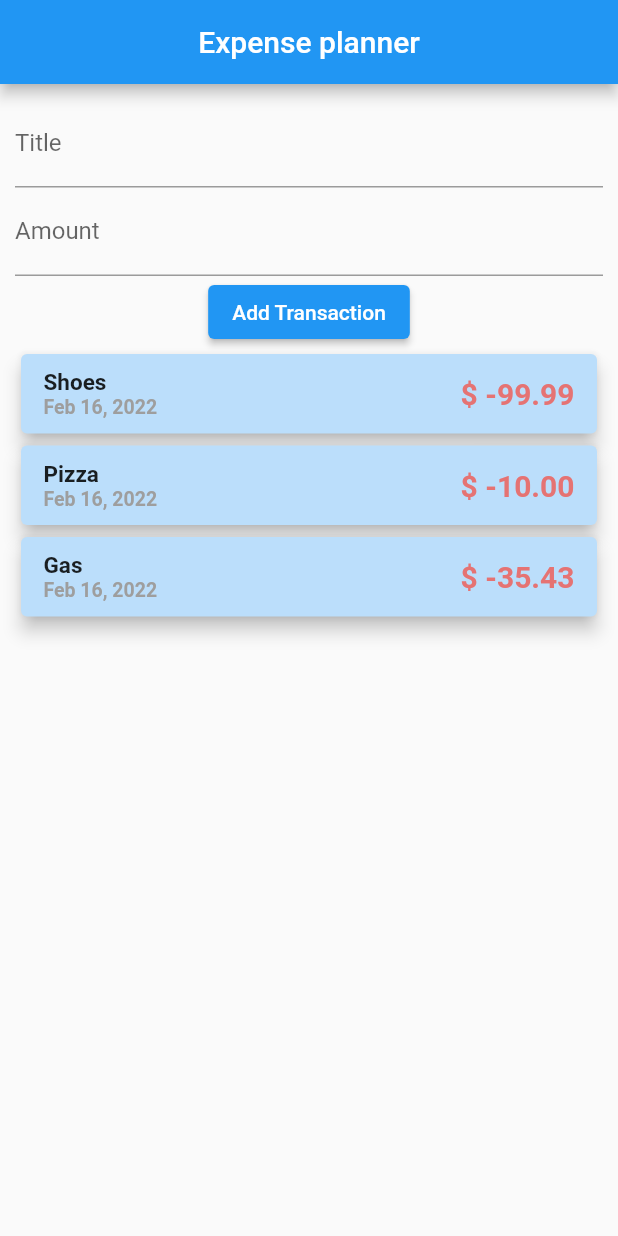
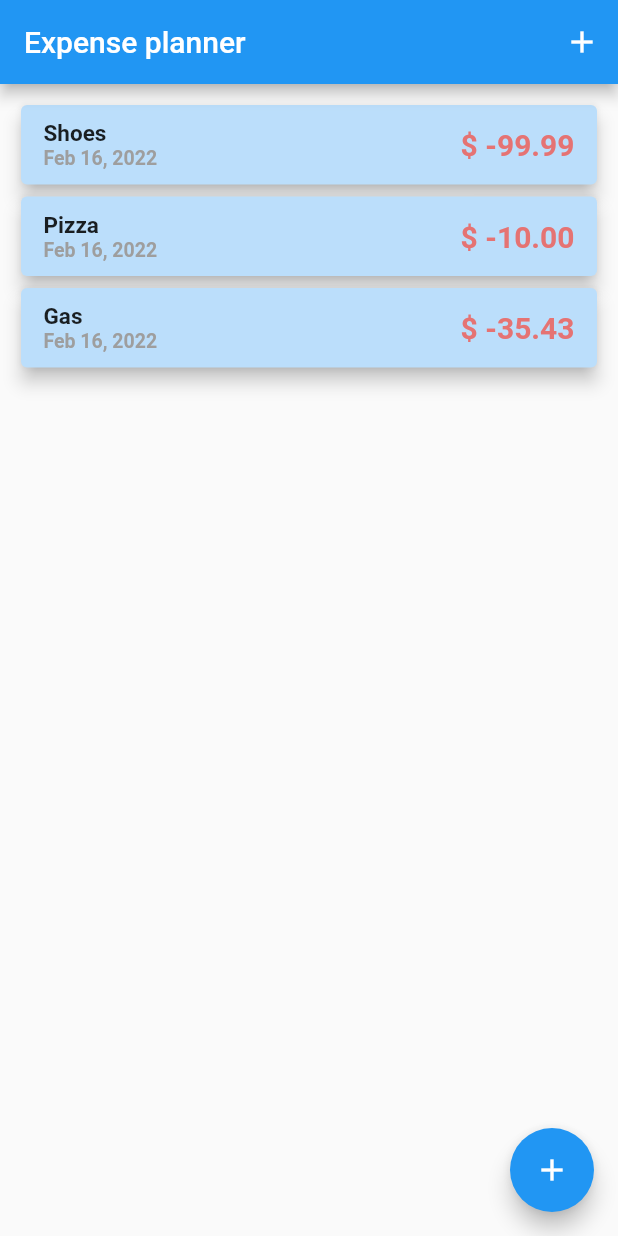
Before and after one commit to jasaplohl/expense_planner, a Flutter app: the screen it shows after launch, on a phone screen of 412 x 824 dp. Run offline on Flutter 3.47's test engine with Material 2 defaults, Android fonts, the phone set to English and light mode, and no system bars.

Commit message:
New transaction form is now on a bottom modal sheet.

```diff
--- a/lib/main.dart
+++ b/lib/main.dart
@@ -1,28 +1,17 @@
 import 'package:flutter/material.dart';
 
-import 'widgets/transaction_page.dart';
+import './widgets/app_content.dart';
 
 void main() {
-  runApp(App());
+  runApp(Main());
 }
 
-class App extends StatelessWidget {
-
-  final String appName = "Expense planner";
+class Main extends StatelessWidget {
 
   @override
   Widget build(BuildContext context) {
     return MaterialApp(
-      home: Scaffold(
-        appBar: AppBar(centerTitle: true, title: Text(appName),),
-        body: SingleChildScrollView(
-          child: Container(
-            child: TransactionPage(),
-            margin: EdgeInsets.all(10),
-          )
-        )
-      )
+      home: AppContent()
     );
   }
-
 }
--- /dev/null
+++ b/lib/widgets/app_content.dart
@@ -0,0 +1,65 @@
+import 'package:flutter/material.dart';
+
+import '../models/transaction.dart';
+import './transaction_input.dart';
+import './transaction_list.dart';
+
+class AppContent extends StatefulWidget {
+
+  @override
+  _AppContentState createState() => _AppContentState();
+
+}
+
+class _AppContentState extends State<AppContent> {
+  final String appName = "Expense planner";
+  final Icon addIcon = const Icon(Icons.add);
+
+  final List<Transaction> _transactions = [
+    Transaction(title: "Shoes", amount: 99.99, timeStamp: DateTime.now()),
+    Transaction(title: "Pizza", amount: 10.00, timeStamp: DateTime.now()),
+    Transaction(title: "Gas", amount: 35.43, timeStamp: DateTime.now()),
+  ];
+
+  void _onNewTransactionClick(BuildContext ctx) {
+    showModalBottomSheet(
+      context: ctx,
+      builder: (_) {
+        return TransactionInput(_addTransaction);
+      }
+    );
+  }
+
+  void _addTransaction(String title, double amount) {
+    Transaction newTransaction = Transaction(title: title, amount: amount, timeStamp: DateTime.now());
+
+    setState(() {
+      _transactions.add(newTransaction);
+    });
+  }
+
+  @override
+  Widget build(BuildContext context) {
+    return Scaffold(
+        appBar: AppBar(
+          title: Text(appName),
+          actions: [
+            IconButton(
+              onPressed: () => _onNewTransactionClick(context),
+              icon: addIcon
+            )
+          ],
+        ),
+        body: SingleChildScrollView(
+          child: Container(
+            child: TransactionList(_transactions),
+            margin: EdgeInsets.all(10),
+          )
+        ),
+        floatingActionButton: FloatingActionButton(
+          child: addIcon,
+          onPressed: () => _onNewTransactionClick(context),
+        ),
+      );
+  }
+}
--- a/lib/widgets/transaction_input.dart
+++ b/lib/widgets/transaction_input.dart
@@ -1,10 +1,19 @@
 import 'package:flutter/material.dart';
 
-class TransactionInput extends StatelessWidget {
+class TransactionInput extends StatefulWidget {
 
   final Function addTransaction;
-  final titleController = TextEditingController();
-  final amountController = TextEditingController();
+
+  TransactionInput(this.addTransaction);
+
+  @override
+  _TransactionInputState createState() => _TransactionInputState();
+
+}
+
+class _TransactionInputState extends State<TransactionInput> {
+  final TextEditingController titleController = TextEditingController();
+  final TextEditingController amountController = TextEditingController();
 
   final InputDecoration titleInputDecoration = const InputDecoration(
     labelText: "Title"
@@ -13,14 +22,18 @@ class TransactionInput extends StatelessWidget {
     labelText: "Amount"
   );
 
-  TransactionInput(this.addTransaction);
 
   void submitTransaction() {
     final String title = titleController.text.trim();
-    final double amount = double.parse(amountController.text);
+    double amount;
+    if(amountController.text.isNotEmpty) {
+      amount = double.parse(amountController.text);
+    } else {
+      amount = 0;
+    }
 
     if(title.isNotEmpty && amount > 0) {
-      addTransaction(title, amount);
+      widget.addTransaction(title, amount);
     }
 
     titleController.text = "";
@@ -34,13 +47,13 @@ class TransactionInput extends StatelessWidget {
         children: [
           TextField(
             decoration: titleInputDecoration,
+            keyboardType: TextInputType.text,
             controller: titleController,
           ),
           TextField(
             decoration: amountInputDecoration,
             keyboardType: TextInputType.number,
             controller: amountController,
-            onSubmitted: (_) => submitTransaction(),
           ),
           ElevatedButton(
             onPressed: () => {
@@ -52,5 +65,4 @@ class TransactionInput extends StatelessWidget {
       ),
     );
   }
-
 }
```
